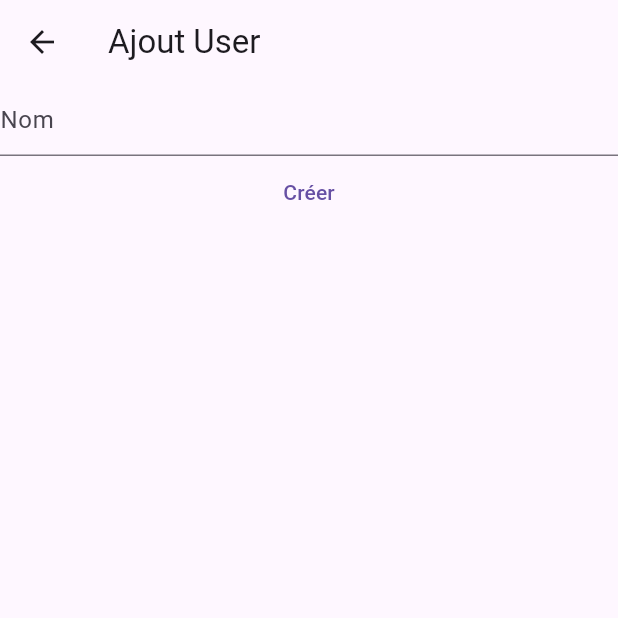
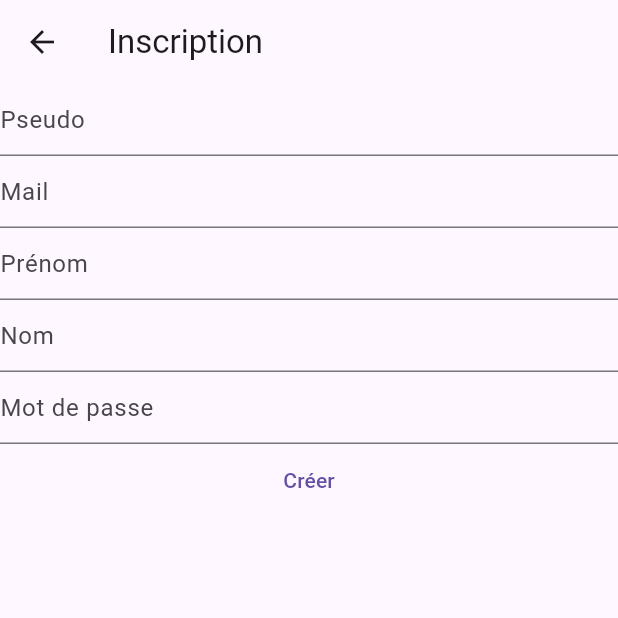
Before and after one commit to Theo22100/Lemon_Maze, a Flutter app: the screen it shows after launch, after a tap on the "add" icon, on a phone screen of 412 x 824 dp, the top half of it. Run offline on Flutter 3.47's test engine with Material 3 defaults, Android fonts, the phone set to English and light mode, and no system bars.

Commit message:
register fonctionnelle + login (non fonctionnelle)

```diff
--- a/lib/pages/add_user_page.dart
+++ /dev/null
@@ -1,63 +0,0 @@
-import 'package:flutter/material.dart';
-import 'package:my_app/modules/http.dart';
-
-// Classe représentant la page d'ajout d'utilisateur
-class AddUserPage extends StatefulWidget {
-  @override
-  State<StatefulWidget> createState() {
-    return AddUserPageState();
-  }
-}
-
-// État de la page d'ajout d'utilisateur
-class AddUserPageState extends State<AddUserPage> {
-  // Contrôleur pour le champ de texte du nom d'utilisateur
-  TextEditingController nameController = TextEditingController();
-
-  // Variable pour stocker la réponse de la requête HTTP
-  String response = "";
-
-  // Fonction pour créer un utilisateur en utilisant une requête HTTP POST
-  createUser() async {
-    // Effectuer une requête HTTP POST vers le point de terminaison "create-user"
-    var result = await http_post("create-user", {
-      "name": nameController.text,
-    });
-
-    // Si la requête est réussie (result.ok est true), mettre à jour l'état
-    // pour afficher la réponse renvoyée par le serveur
-    if (result.ok) {
-      setState(() {
-        response = result.data['status'];
-      });
-    }
-  }
-
-  // Méthode build pour construire l'interface utilisateur de la page
-  @override
-  Widget build(BuildContext context) {
-    return Scaffold(
-      appBar: AppBar(
-        title: Text("Ajout User"),
-      ),
-      body: Column(
-        children: <Widget>[
-          // Champ de texte pour le nom d'utilisateur
-          TextField(
-            controller: nameController,
-            decoration: InputDecoration(hintText: "Nom"),
-          ),
-
-          // Bouton pour créer l'utilisateur
-          TextButton(
-            child: Text("Créer"),
-            onPressed: createUser,
-          ),
-
-          // Affichage de la réponse de la requête HTTP
-          Text(response),
-        ],
-      ),
-    );
-  }
-}
--- a/lib/pages/main_page.dart
+++ b/lib/pages/main_page.dart
@@ -1,6 +1,7 @@
 import 'package:flutter/material.dart';
 import 'package:my_app/modules/http.dart';
-import 'package:my_app/pages/add_user_page.dart';
+import 'package:my_app/pages/login_page.dart';
+import 'package:my_app/pages/register_page.dart';
 
 // Classe représentant la page principale
 class MainPage extends StatefulWidget {
@@ -10,11 +11,15 @@ class MainPage extends StatefulWidget {
   }
 }
 
-// Classe représentant un utilisateur
+// Classe Utilisateur
 class User {
   String id;
+  String pseudo;
+  String mail;
   String name;
-  User(this.id, this.name);
+  String surname;
+  String password;
+  User(this.id, this.pseudo, this.mail, this.name, this.surname, this.password);
 }
 
 // État de la page principale
@@ -24,31 +29,47 @@ class MainPageState extends State<MainPage> {
 
   // Fonction asynchrone pour rafraîchir la liste des utilisateurs
   Future<void> refreshUsers() async {
-    // Effectuer une requête HTTP GET pour récupérer la liste des utilisateurs
+    print("Refreshing users...");
+
+    // Récupérer la liste des utilisateurs
     var result = await http_get('users');
 
-    // Si la requête est réussie (result.ok est true), mettre à jour l'état
-    // pour refléter la nouvelle liste d'utilisateurs
     if (result.ok) {
+      // Si la requête est réussie, mettre à jour l'état pour refléter la nouvelle liste d'utilisateurs
       setState(() {
         users.clear();
         var in_users = result.data as List<dynamic>;
         in_users.forEach((in_user) {
-          users.add(User(in_user['id'].toString(), in_user['name']));
+          users.add(User(
+              in_user['id'].toString(),
+              in_user['pseudo'],
+              in_user['mail'],
+              in_user['name'],
+              in_user['surname'],
+              in_user['password']));
         });
+
+        print("Users updated: $users");
       });
-      print(users)
+    } else {
+      // Erreur
+      print("Failed to refresh users. Error: ${result.data['error']}");
     }
   }
 
-  // Méthode build pour construire l'interface utilisateur de la page principale
+  // Méthode Construire l'interface utilisateur
   @override
   Widget build(BuildContext context) {
     return Scaffold(
       appBar: AppBar(
         title: Text("Users"),
-        // Bouton d'ajout d'utilisateur dans la barre d'applications
         actions: <Widget>[
+          // Bouton de rafraîchissement des utilisateurs
+          IconButton(
+            icon: Icon(Icons.refresh),
+            onPressed: refreshUsers,
+          ),
+          // Bouton d'ajout d'utilisateur
           IconButton(
             icon: Icon(Icons.add),
             onPressed: () {
@@ -57,18 +78,28 @@ class MainPageState extends State<MainPage> {
                 return AddUserPage();
               }));
             },
-          )
+          ),
+          IconButton(
+            icon: Icon(Icons.login),
+            onPressed: () {
+              // Naviguer vers la page d'ajout d'utilisateur
+              Navigator.of(context).push(MaterialPageRoute(builder: (context) {
+                return LoginPage();
+              }));
+            },
+          ),
         ],
       ),
-      // Utilisation de RefreshIndicator pour permettre le rafraîchissement de la liste
+      // Utilisation de RefreshIndicator pour rafraîchissement
       body: RefreshIndicator(
         onRefresh: refreshUsers,
-        // Liste déroulante de type séparateur avec des tuiles représentant chaque utilisateur
+        // Liste déroulante utilisateur
         child: ListView.separated(
           itemCount: users.length,
           itemBuilder: (context, i) => ListTile(
             leading: Icon(Icons.person),
-            title: Text(users[i].name),
+            title: Text(
+                "${users[i].pseudo} ${users[i].mail} ${users[i].name} ${users[i].surname} ${users[i].password}"),
           ),
           separatorBuilder: (context, i) => Divider(),
         ),
@@ -76,3 +107,10 @@ class MainPageState extends State<MainPage> {
     );
   }
 }
+
+// Fonction Flutter
+void main() {
+  runApp(MaterialApp(
+    home: MainPage(),
+  ));
+}
--- /dev/null
+++ b/lib/pages/register_page.dart
@@ -0,0 +1,99 @@
+import 'dart:convert';
+
+import 'package:crypto/crypto.dart';
+import 'package:flutter/material.dart';
+import 'package:my_app/modules/http.dart';
+
+class AddUserPage extends StatefulWidget {
+  @override
+  State<StatefulWidget> createState() {
+    return AddUserPageState();
+  }
+}
+
+class AddUserPageState extends State<AddUserPage> {
+  TextEditingController pseudoController = TextEditingController();
+  TextEditingController mailController = TextEditingController();
+  TextEditingController nameController = TextEditingController();
+  TextEditingController surnameController = TextEditingController();
+  TextEditingController passwordController = TextEditingController();
+
+  String response = "";
+
+  Future<void> createUser() async {
+    try {
+      // Validation des champs
+      if (pseudoController.text.isEmpty ||
+          mailController.text.isEmpty ||
+          nameController.text.isEmpty ||
+          surnameController.text.isEmpty ||
+          passwordController.text.isEmpty) {
+        // Afficher un message d'erreur ou effectuer une action appropriée
+        return;
+      }
+
+      // Hashage du mot de passe
+      String hashedPassword =
+          sha256.convert(utf8.encode(passwordController.text)).toString();
+
+      // Effectuer une requête HTTP POST vers le point de terminaison "create-user"
+      var result = await http_post("create-user", {
+        "pseudo": pseudoController.text,
+        "mail": mailController.text,
+        "name": nameController.text,
+        "surname": surnameController.text,
+        "password": hashedPassword, // Utilisez le mot de passe hashé
+      });
+
+      // Si la requête est réussie, mettre à jour l'interface utilisateur de manière asynchrone
+      if (result.ok) {
+        setState(() {
+          response = result.data['status'];
+        });
+      } else {
+        // Gérer les erreurs
+      }
+    } catch (error) {
+      // Gérer les erreurs inattendues
+      print("Error: $error");
+    }
+  }
+
+  @override
+  Widget build(BuildContext context) {
+    return Scaffold(
+      appBar: AppBar(
+        title: Text("Inscription"),
+      ),
+      body: Column(
+        children: <Widget>[
+          TextField(
+            controller: pseudoController,
+            decoration: InputDecoration(hintText: "Pseudo"),
+          ),
+          TextField(
+            controller: mailController,
+            decoration: InputDecoration(hintText: "Mail"),
+          ),
+          TextField(
+            controller: surnameController,
+            decoration: InputDecoration(hintText: "Prénom"),
+          ),
+          TextField(
+            controller: nameController,
+            decoration: InputDecoration(hintText: "Nom"),
+          ),
+          TextField(
+            controller: passwordController,
+            decoration: InputDecoration(hintText: "Mot de passe"),
+          ),
+          TextButton(
+            child: Text("Créer"),
+            onPressed: createUser,
+          ),
+          Text(response),
+        ],
+      ),
+    );
+  }
+}
--- a/pubspec.yaml
+++ b/pubspec.yaml
@@ -37,6 +37,7 @@ dependencies:
   cupertino_icons: ^1.0.2
   http: ^1.2.0
   flutter_config: ^2.0.2
+  crypto: ^3.0.3
 
 dev_dependencies:
   flutter_test:
```
Also changed, not shown: lib/pages/login_page.dart (added, +85 -0 lines), pubspec.lock, 1 other file.
